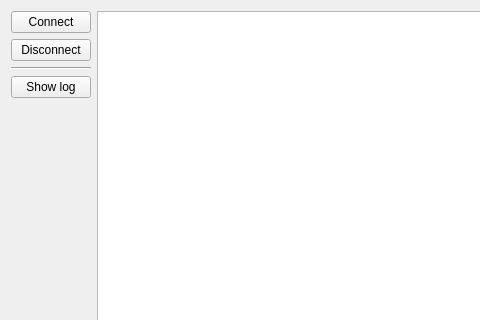
Old version of the form Tools/ResourceEditor/DataQt/DeviceListWidget.ui in the repository reven86/dava.engine; both pictures show x 0 to 480 and y 0 to 320 of the 734 by 595 pixel window.
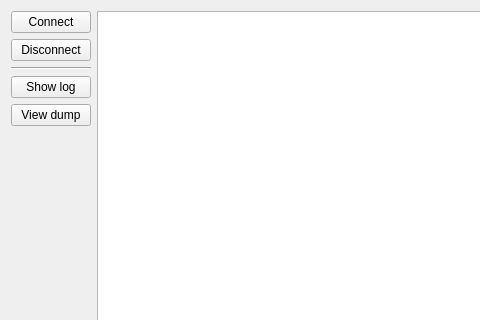
New version of the form.

Diff of the .ui file:
```diff
--- a/Tools/ResourceEditor/DataQt/DeviceListWidget.ui
+++ b/Tools/ResourceEditor/DataQt/DeviceListWidget.ui
@@ -44,6 +44,13 @@
        </property>
       </widget>
      </item>
+     <item>
+      <widget class="QPushButton" name="viewDump">
+       <property name="text">
+        <string>View dump</string>
+       </property>
+      </widget>
+     </item>
      <item>
       <spacer name="verticalSpacer">
        <property name="orientation">
```
